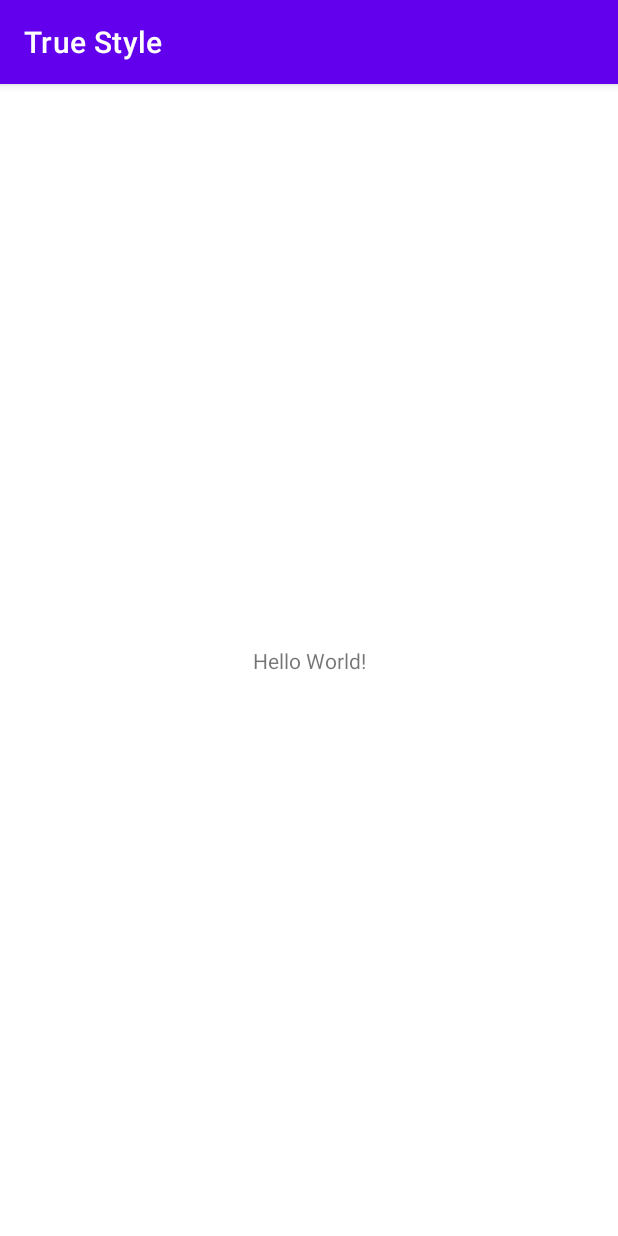
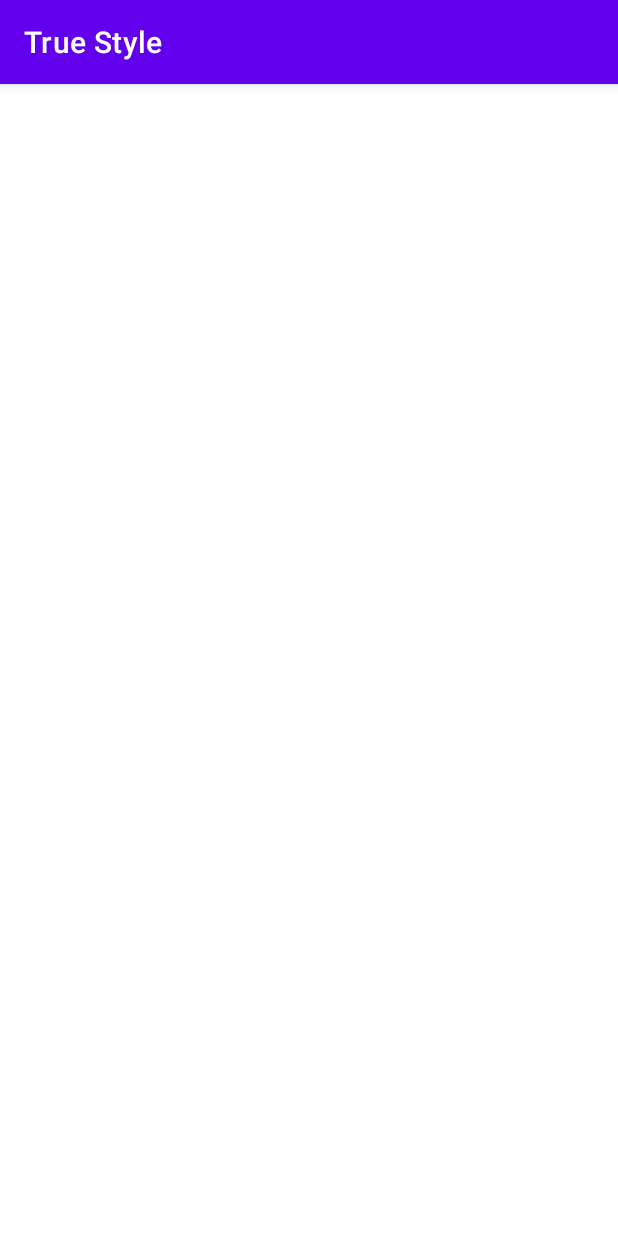
Before and after one commit to Pavel-Team/TrueStyle, an Android app: the screen it shows after launch (MainActivity), on a phone screen of 412 x 824 dp. Run offline under Robolectric (Android 15) with nearby library versions, the phone set to English and light mode, and no system bars.

Commit message:
test commit

```diff
--- a/app/src/main/res/layout/activity_main.xml
+++ b/app/src/main/res/layout/activity_main.xml
@@ -1,18 +1,6 @@
 <?xml version="1.0" encoding="utf-8"?>
-<androidx.constraintlayout.widget.ConstraintLayout xmlns:android="http://schemas.android.com/apk/res/android"
-    xmlns:app="http://schemas.android.com/apk/res-auto"
-    xmlns:tools="http://schemas.android.com/tools"
+<FrameLayout xmlns:android="http://schemas.android.com/apk/res/android"
+    android:id="@+id/fragment_container"
     android:layout_width="match_parent"
-    android:layout_height="match_parent"
-    tools:context=".ui.activity.MainActivity">
-
-    <TextView
-        android:layout_width="wrap_content"
-        android:layout_height="wrap_content"
-        android:text="Hello World!"
-        app:layout_constraintBottom_toBottomOf="parent"
-        app:layout_constraintLeft_toLeftOf="parent"
-        app:layout_constraintRight_toRightOf="parent"
-        app:layout_constraintTop_toTopOf="parent" />
-
-</androidx.constraintlayout.widget.ConstraintLayout>
+    android:layout_height="match_parent">
+</FrameLayout>
```
